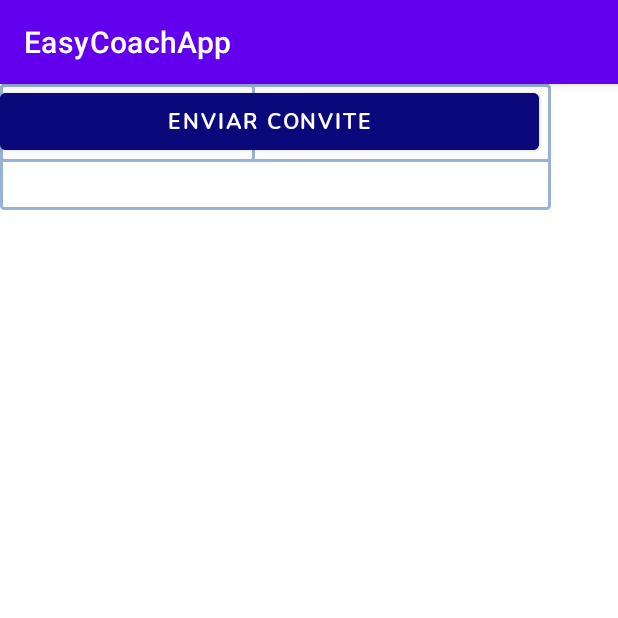
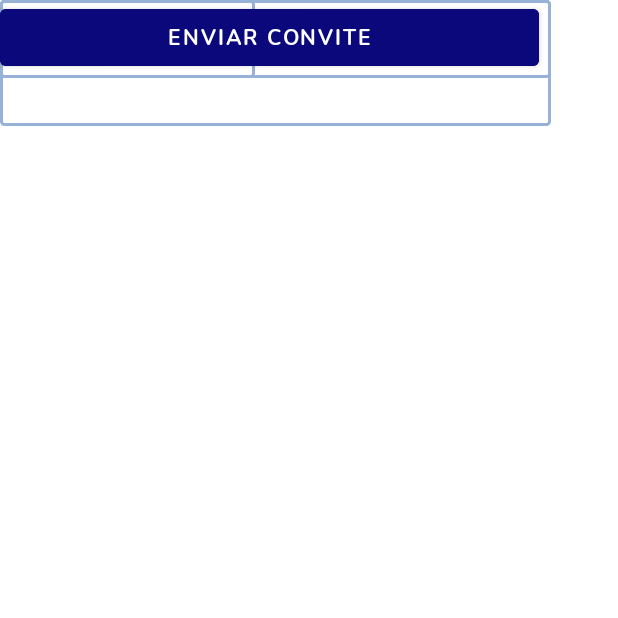
Before and after one commit to rubinhomaroti/EasyCoachApp, an Android app: the screen it shows after launch (LoginActivity), on a phone screen of 412 x 824 dp, the top half of it. Run offline under Robolectric (Android 15) with nearby library versions, the phone set to English and light mode, and no system bars.

Commit message:
Altera theme para remover action bar

```diff
--- a/app/src/main/res/values-night/themes.xml
+++ b/app/src/main/res/values-night/themes.xml
@@ -1,6 +1,6 @@
 <resources xmlns:tools="http://schemas.android.com/tools">
     <!-- Base application theme. -->
-    <style name="Theme.EasyCoachApp" parent="Theme.MaterialComponents.DayNight.DarkActionBar">
+    <style name="Theme.EasyCoachApp" parent="Theme.MaterialComponents.DayNight.NoActionBar">
         <!-- Primary brand color. -->
         <item name="colorPrimary">@color/purple_200</item>
         <item name="colorPrimaryVariant">@color/purple_700</item>
--- a/app/src/main/res/values/themes.xml
+++ b/app/src/main/res/values/themes.xml
@@ -1,6 +1,6 @@
 <resources xmlns:tools="http://schemas.android.com/tools">
     <!-- Base application theme. -->
-    <style name="Theme.EasyCoachApp" parent="Theme.MaterialComponents.DayNight.DarkActionBar">
+    <style name="Theme.EasyCoachApp" parent="Theme.MaterialComponents.DayNight.NoActionBar">
         <!-- Primary brand color. -->
         <item name="colorPrimary">@color/purple_500</item>
         <item name="colorPrimaryVariant">@color/purple_700</item>
```
